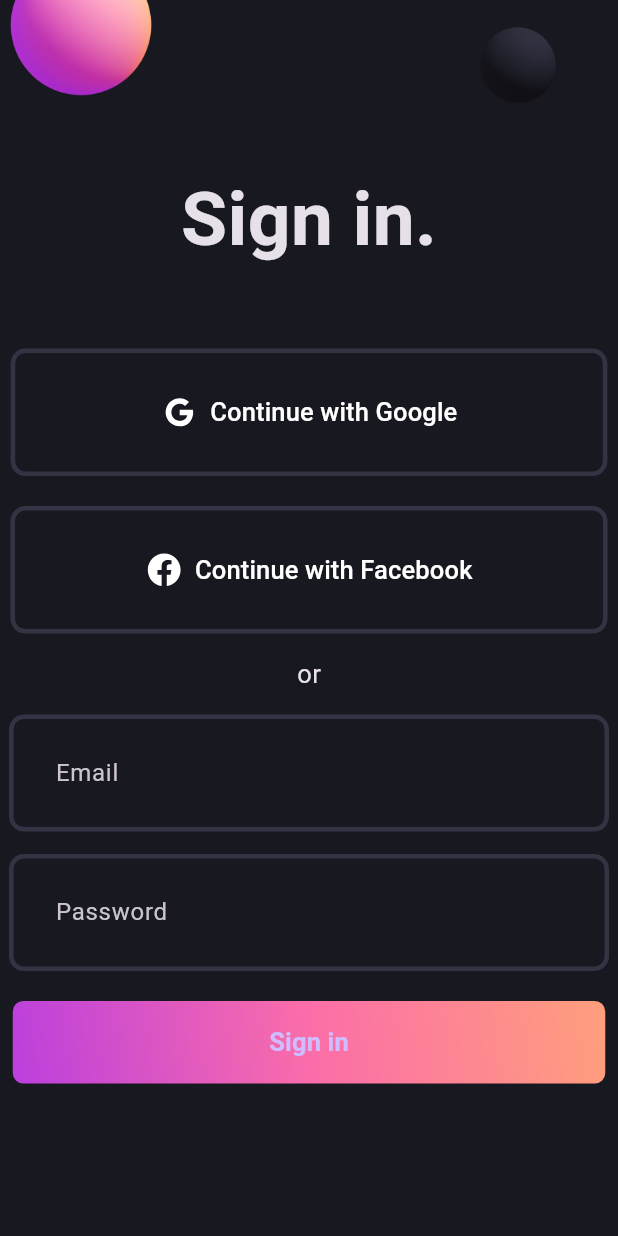
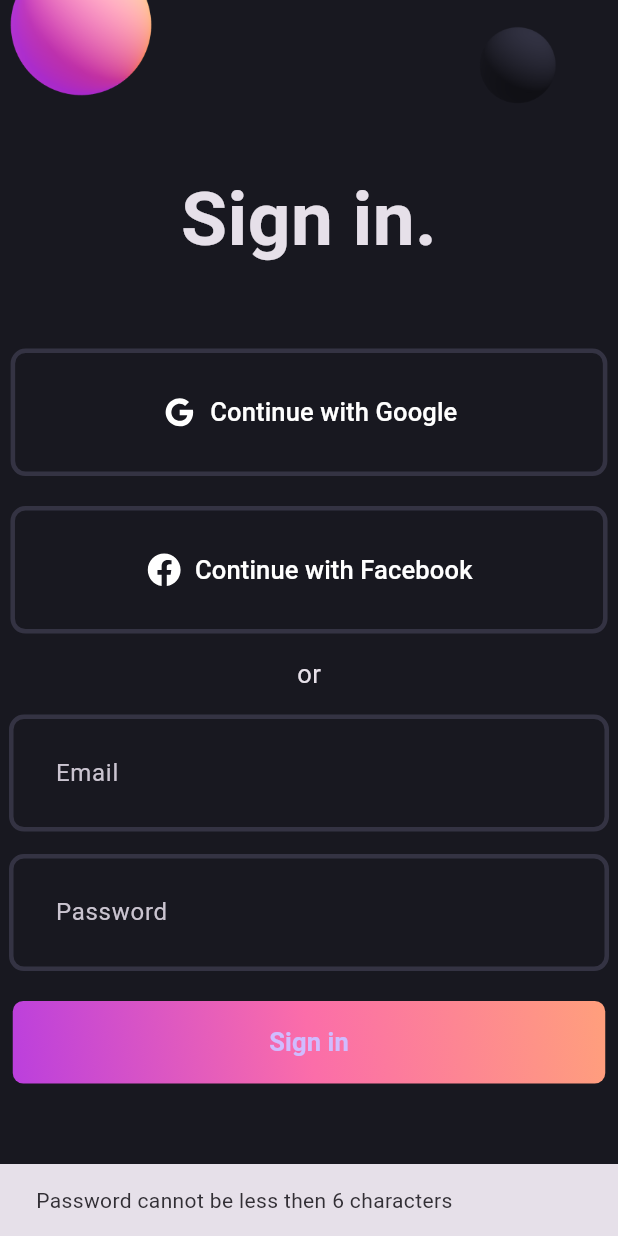
Before and after one commit to Ankit-Dhattarwal/flutter_bloc_deep_dive, a Flutter app: the screen it shows after launch, after a tap on "Sign in", on a phone screen of 412 x 824 dp. Run offline on Flutter 3.47's test engine with Material 3 defaults, Android fonts, the phone set to English and light mode, and no system bars; our stand-ins replace flutter_bloc, flutter_svg.

Commit message:
login form with Bloc- State, Events and Bloc Listener for only listening and for ui update use blocBuilder to build the ui

```diff
--- /dev/null
+++ b/lib/login-form-validation/bloc/auth_bloc.dart
@@ -0,0 +1,27 @@
+import 'package:flutter/foundation.dart';
+import 'package:flutter_bloc/flutter_bloc.dart';
+
+part 'auth_state.dart';
+part 'auth_event.dart';
+
+class AuthBloc extends Bloc<AuthEvent, AuthState> {
+  AuthBloc() : super(AuthInitial()) {
+    on<AuthLoginRequested>((event, emit) async {
+      emit(AuthLoading());
+      try {
+        final email = event.email;
+        final password = event.password;
+
+        if (password.length < 6) {
+          return emit(AuthFailure('Password cannot be less then 6 characters'));
+        }
+
+        await Future.delayed(const Duration(seconds: 5), () {
+          return emit(AuthSuccess(ui: '$email-$password'));
+        });
+      } catch (e) {
+        return emit(AuthFailure(e.toString()));
+      }
+    });
+  }
+}
--- /dev/null
+++ b/lib/login-form-validation/bloc/auth_event.dart
@@ -0,0 +1,14 @@
+part of 'auth_bloc.dart';
+
+@immutable
+sealed class AuthEvent {}
+
+final class AuthLoginRequested extends AuthEvent {
+  final String email;
+  final String password;
+
+  AuthLoginRequested({
+    required this.email,
+    required this.password
+  });
+}
--- /dev/null
+++ b/lib/login-form-validation/bloc/auth_state.dart
@@ -0,0 +1,19 @@
+
+part of 'auth_bloc.dart';
+
+sealed class AuthState {}
+
+final class AuthInitial extends AuthState {}
+
+final class AuthFailure extends AuthState {
+  final String errorMessage;
+
+  AuthFailure(this.errorMessage);
+}
+
+final class AuthSuccess extends AuthState {
+  final String ui;
+  AuthSuccess({required this.ui});
+}
+
+final class AuthLoading extends AuthState{}
--- a/lib/login-form-validation/login_screen.dart
+++ b/lib/login-form-validation/login_screen.dart
@@ -1,6 +1,10 @@
 
 import 'package:flutter/material.dart';
+import 'package:flutter_bloc/flutter_bloc.dart';
+import 'package:flutter_deep_dive_bloc_with_project/bloc/counter_bloc.dart';
+import 'package:flutter_deep_dive_bloc_with_project/login-form-validation/bloc/auth_bloc.dart';
 import 'package:flutter_deep_dive_bloc_with_project/login-form-validation/widgets/gradient_button.dart';
+import 'package:flutter_deep_dive_bloc_with_project/login-form-validation/widgets/home_screen.dart';
 import 'package:flutter_deep_dive_bloc_with_project/login-form-validation/widgets/login_field.dart';
 import 'package:flutter_deep_dive_bloc_with_project/login-form-validation/widgets/social_button.dart';
 
@@ -18,7 +22,26 @@ class _LoginScreenState extends State<LoginScreen> {
   @override
   Widget build(BuildContext context) {
     return Scaffold(
-      body: SingleChildScrollView(
+      body: BlocListener<AuthBloc, AuthState>(
+        listener: (BuildContext context, state) {
+          if(state is AuthFailure){
+            ScaffoldMessenger.of(context).showSnackBar(
+              SnackBar(content: Text(state.errorMessage)),
+            );
+          }
+          if(state is AuthSuccess){
+            Navigator.pushAndRemoveUntil(
+                context,
+                MaterialPageRoute(builder: (context)  => const HomeScreen()
+                ), (route) => false);
+          }
+        },
+        child: BlocBuilder<AuthBloc, AuthState>(
+          builder: (BuildContext context, state) {
+            if (state is AuthLoading) {
+              return const Center(child: CircularProgressIndicator());
+            }
+            return SingleChildScrollView(
               child: Center(
                 child: Column(
                   children: [
@@ -58,9 +81,17 @@ class _LoginScreenState extends State<LoginScreen> {
                       controller: passwordController,
                     ),
                     const SizedBox(height: 20),
-              const GradientButton(),
+                    GradientButton(onPressed: () {
+                      context.read<AuthBloc>().add(AuthLoginRequested(
+                        email: emailController.text.trim(),
+                        password: passwordController.text.trim(),
+                      ));
+                    },),
                   ],
                 ),
+              ),
+            );
+          },
         ),
       ),
     );
--- a/lib/login-form-validation/widgets/gradient_button.dart
+++ b/lib/login-form-validation/widgets/gradient_button.dart
@@ -2,7 +2,8 @@ import 'package:flutter/material.dart';
 import 'package:flutter_deep_dive_bloc_with_project/app_color.dart';
 
 class GradientButton extends StatelessWidget {
-  const GradientButton({Key? key}) : super(key: key);
+  final VoidCallback onPressed;
+  const GradientButton({Key? key, required this.onPressed}) : super(key: key);
 
   @override
   Widget build(BuildContext context) {
@@ -20,7 +21,7 @@ class GradientButton extends StatelessWidget {
         borderRadius: BorderRadius.circular(7),
       ),
       child: ElevatedButton(
-        onPressed: () {},
+        onPressed: onPressed,
         style: ElevatedButton.styleFrom(
           fixedSize: const Size(395, 55),
           backgroundColor: Colors.transparent,
--- /dev/null
+++ b/lib/login-form-validation/widgets/home_screen.dart
@@ -0,0 +1,13 @@
+import 'package:flutter/material.dart';
+
+class HomeScreen extends StatelessWidget {
+  const HomeScreen({super.key});
+
+  @override
+  Widget build(BuildContext context) {
+    return Scaffold(
+      appBar: AppBar(),
+      body: Center(child: Text('Yes'),),
+    );
+  }
+}
--- a/lib/main.dart
+++ b/lib/main.dart
@@ -1,5 +1,7 @@
 
 import 'package:flutter/material.dart';
+import 'package:flutter_bloc/flutter_bloc.dart';
+import 'package:flutter_deep_dive_bloc_with_project/login-form-validation/bloc/auth_bloc.dart';
 import 'package:flutter_deep_dive_bloc_with_project/login-form-validation/login_screen.dart';
 
 import 'app_color.dart';
@@ -13,12 +15,15 @@ class MyApp extends StatelessWidget {
 
   @override
   Widget build(BuildContext context) {
-    return MaterialApp(
-      title: 'Flutter Demo',
-      theme: ThemeData.dark().copyWith(
-        scaffoldBackgroundColor: AppColor.backgroundColor,
+    return BlocProvider(
+      create: (context) => AuthBloc(),
+      child: MaterialApp(
+        title: 'Flutter Demo',
+        theme: ThemeData.dark().copyWith(
+          scaffoldBackgroundColor: AppColor.backgroundColor,
+        ),
+        home: const LoginScreen(),
       ),
-      home: const LoginScreen(),
     );
   }
 }
```
Lines whose indentation alone changed are shown as unchanged.
